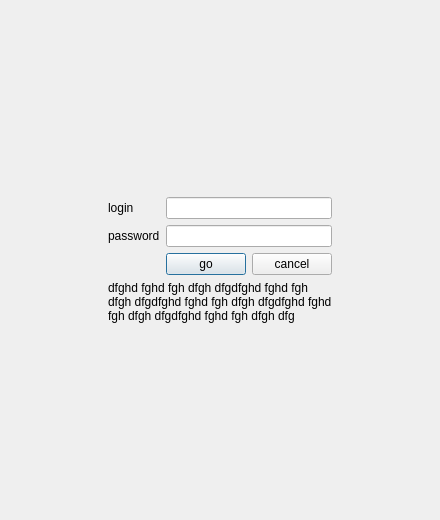
This is runtime/src/r3/logic/client/connection/loginwidget.ui in vopl/r3 as Qt 5 draws it before an edit. The edited form follows.
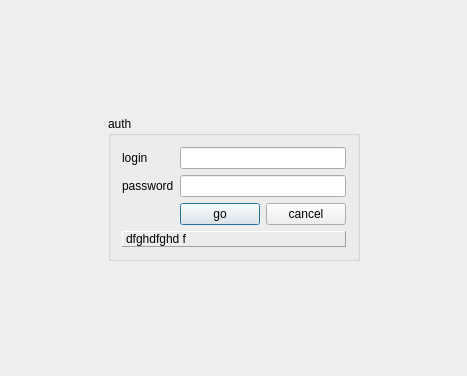
This is the edited form.

Patch:
```diff
--- a/runtime/src/r3/logic/client/connection/loginwidget.ui
+++ b/runtime/src/r3/logic/client/connection/loginwidget.ui
@@ -6,12 +6,12 @@
    <rect>
     <x>0</x>
     <y>0</y>
-    <width>440</width>
-    <height>520</height>
+    <width>467</width>
+    <height>376</height>
    </rect>
   </property>
   <property name="sizePolicy">
-   <sizepolicy hsizetype="Expanding" vsizetype="Expanding">
+   <sizepolicy hsizetype="Minimum" vsizetype="Minimum">
     <horstretch>0</horstretch>
     <verstretch>0</verstretch>
    </sizepolicy>
@@ -33,12 +33,12 @@
   </property>
   <layout class="QHBoxLayout" name="horizontalLayout">
    <item>
-    <layout class="QHBoxLayout" name="horizontalLayout_root" stretch="0,0,0">
+    <layout class="QHBoxLayout" name="horizontalLayout_root" stretch="1,0,1">
      <property name="spacing">
       <number>6</number>
      </property>
      <property name="sizeConstraint">
-      <enum>QLayout::SetFixedSize</enum>
+      <enum>QLayout::SetMinimumSize</enum>
      </property>
      <property name="margin">
       <number>0</number>
@@ -57,9 +57,9 @@
       </spacer>
      </item>
      <item>
-      <layout class="QVBoxLayout" name="verticalLayout_root" stretch="1,0,0,1">
+      <layout class="QVBoxLayout" name="verticalLayout_root" stretch="1,0,1">
        <property name="sizeConstraint">
-        <enum>QLayout::SetMinimumSize</enum>
+        <enum>QLayout::SetDefaultConstraint</enum>
        </property>
        <item>
         <spacer name="verticalSpacer">
@@ -75,6 +75,24 @@
         </spacer>
        </item>
        <item>
+        <widget class="QGroupBox" name="groupBox">
+         <property name="sizePolicy">
+          <sizepolicy hsizetype="Minimum" vsizetype="Minimum">
+           <horstretch>0</horstretch>
+           <verstretch>0</verstretch>
+          </sizepolicy>
+         </property>
+         <property name="title">
+          <string>auth</string>
+         </property>
+         <property name="flat">
+          <bool>false</bool>
+         </property>
+         <layout class="QVBoxLayout" name="verticalLayout">
+          <property name="sizeConstraint">
+           <enum>QLayout::SetMinimumSize</enum>
+          </property>
+          <item>
         <layout class="QFormLayout" name="formLayout">
          <property name="sizeConstraint">
           <enum>QLayout::SetMinimumSize</enum>
@@ -133,13 +151,29 @@
        </item>
        <item>
         <widget class="QLabel" name="label_error">
+            <property name="enabled">
+             <bool>true</bool>
+            </property>
+            <property name="sizePolicy">
+             <sizepolicy hsizetype="Minimum" vsizetype="Minimum">
+              <horstretch>0</horstretch>
+              <verstretch>0</verstretch>
+             </sizepolicy>
+            </property>
+            <property name="frameShape">
+             <enum>QFrame::Panel</enum>
+            </property>
+            <property name="frameShadow">
+             <enum>QFrame::Raised</enum>
+            </property>
+            <property name="lineWidth">
+             <number>1</number>
+            </property>
          <property name="text">
-          <string>dfghd fghd
- fgh dfgh dfgdfghd fghd fgh  dfgh dfgdfghd  fghd fgh dfgh dfgdfghd fghd fgh dfgh dfgdfghd fghd
- fgh dfgh dfg</string>
+             <string>dfghdfghd f</string>
          </property>
          <property name="textFormat">
-          <enum>Qt::RichText</enum>
+             <enum>Qt::AutoText</enum>
          </property>
          <property name="scaledContents">
           <bool>false</bool>
@@ -153,6 +187,9 @@
          <property name="indent">
           <number>-1</number>
          </property>
+           </widget>
+          </item>
+         </layout>
         </widget>
        </item>
        <item>
```
Lines whose indentation alone changed are shown as unchanged.
